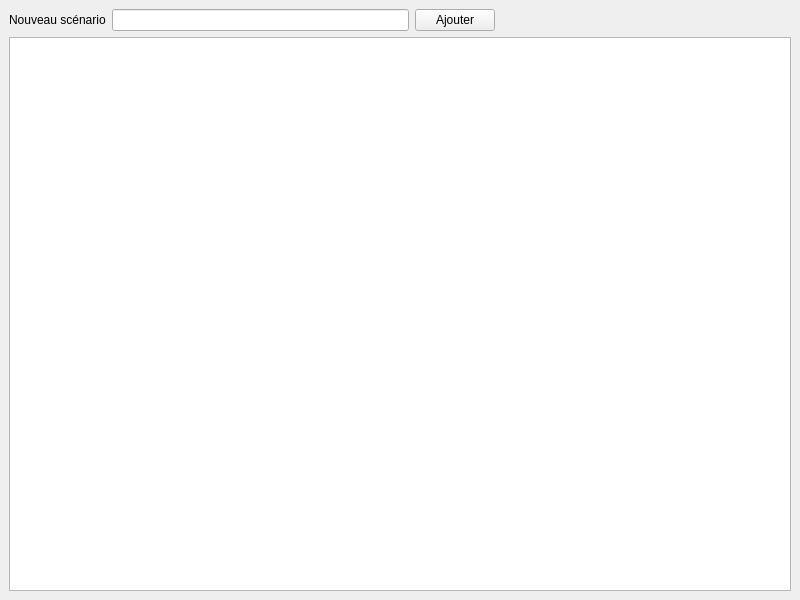
The window that src/gui_scenario_db/resource/scenario_db.ui (PIBAUR/Plaisir) describes before a commit, drawn with Qt 5.
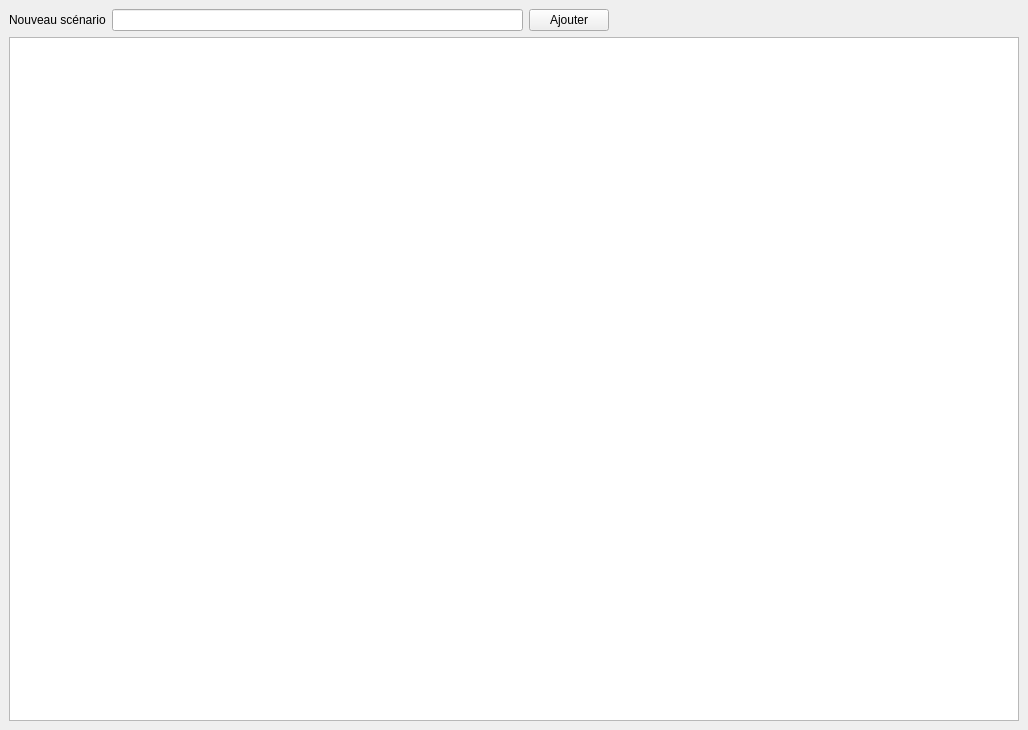
The same window after the commit.

Commit message: done issue #14: add filter on scenario table

```diff
--- a/src/gui_scenario_db/resource/scenario_db.ui
+++ b/src/gui_scenario_db/resource/scenario_db.ui
@@ -6,8 +6,8 @@
    <rect>
     <x>0</x>
     <y>0</y>
-    <width>800</width>
-    <height>600</height>
+    <width>1028</width>
+    <height>730</height>
    </rect>
   </property>
   <property name="windowTitle">
```
The commit also changes 2 other files.
